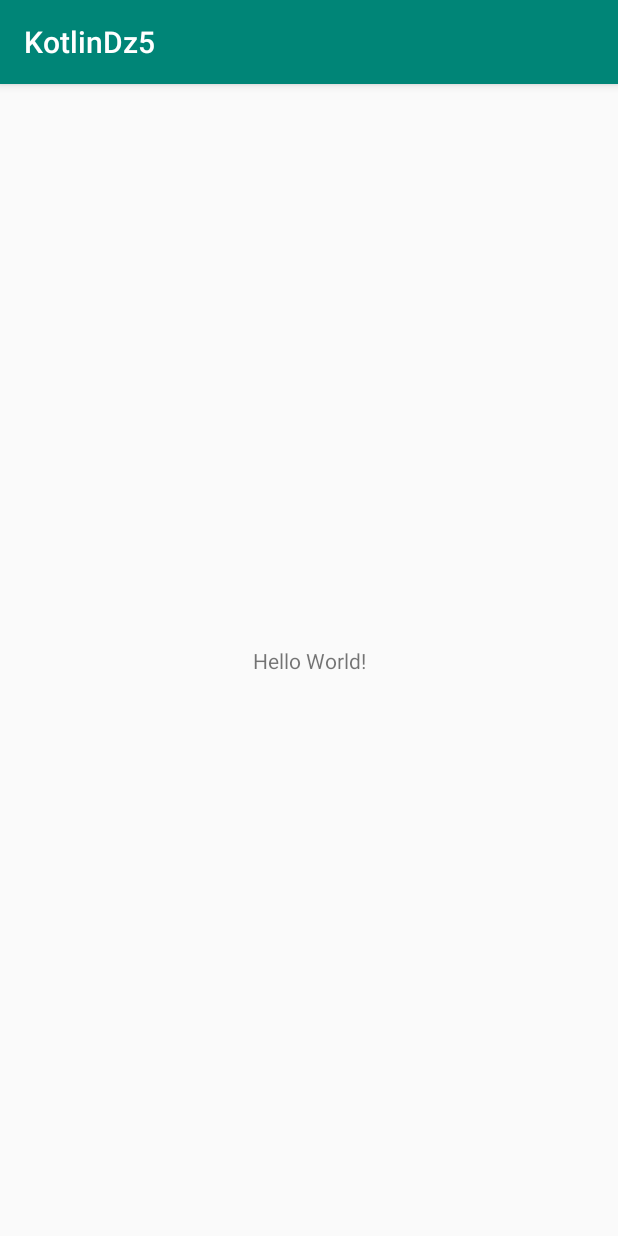
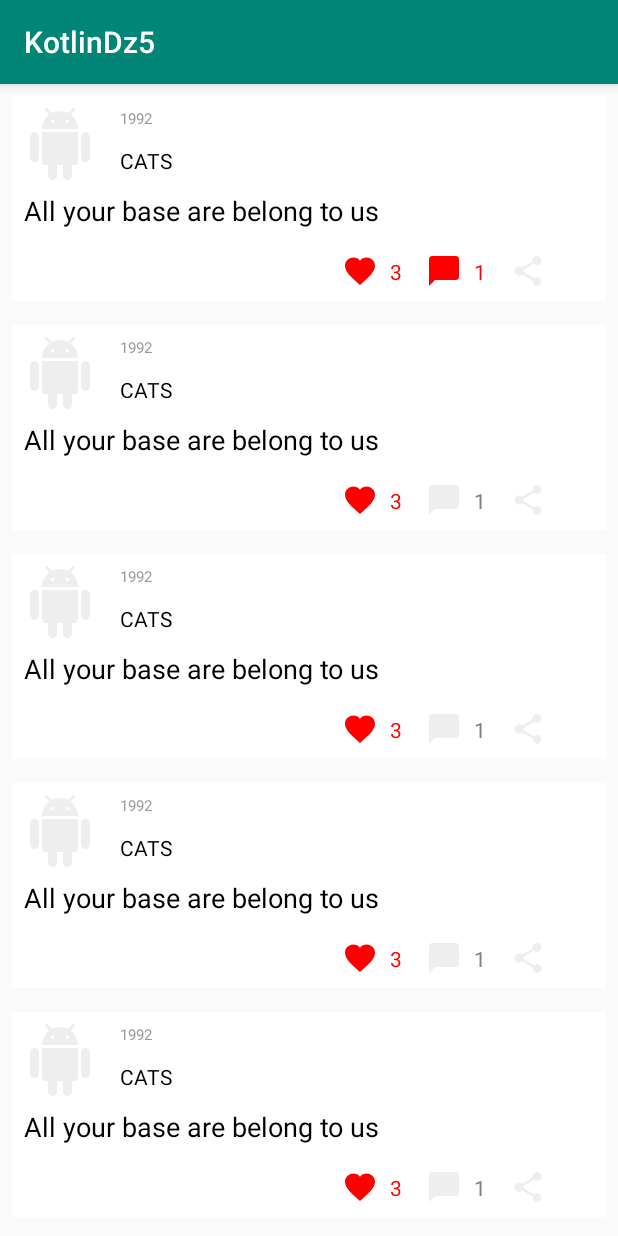
Before and after one commit to Kiberfilin/KotlinDz5, an Android app: the screen it shows after launch (MainActivity), on a phone screen of 412 x 824 dp. Run offline under Robolectric (Android 15) with nearby library versions, the phone set to English and light mode, and no system bars.

Commit message:
Task 1 complete

```diff
--- /dev/null
+++ b/app/src/main/java/dto/Post.kt
@@ -0,0 +1,18 @@
+package dto
+
+import dto.posttypes.PostType
+
+open class Post(
+    val id: Long = 0,
+    val author: String,
+    val content: String,
+    val created: String,
+    var likeCount: Long = 0L,
+    var commentCount: Long = 0L,
+    var shareCount: Long = 0L,
+    var likedByMe: Boolean,
+    var commentedByMe: Boolean,
+    var sharedByMe: Boolean,
+    val postType: PostType,
+    val source: Post? = null
+)
--- /dev/null
+++ b/app/src/main/java/dto/posttypes/PostType.kt
@@ -0,0 +1,5 @@
+package dto.posttypes
+
+enum class PostType(val value: Int) {
+    POST(1), REPOST(2), REPLY(3), EVENT(4), ADD(5)
+}
--- a/app/src/main/java/ru/cyber_eagle_owl/kotlindz5/MainActivity.kt
+++ b/app/src/main/java/ru/cyber_eagle_owl/kotlindz5/MainActivity.kt
@@ -2,11 +2,76 @@ package ru.cyber_eagle_owl.kotlindz5
 
 import androidx.appcompat.app.AppCompatActivity
 import android.os.Bundle
+import androidx.recyclerview.widget.LinearLayoutManager
+import dto.Post
+import dto.posttypes.PostType
+import kotlinx.android.synthetic.main.activity_main.*
+import ru.cyber_eagle_owl.kotlindz5.adapters.MainRecyclerViewAdapter
 
 class MainActivity : AppCompatActivity() {
 
     override fun onCreate(savedInstanceState: Bundle?) {
         super.onCreate(savedInstanceState)
         setContentView(R.layout.activity_main)
+        prepareRecyclerView(testData())
+    }
+
+    private fun testData() = arrayListOf(
+        Post(
+            3234, "CATS", "All your base are belong to us", "1992",
+            likeCount = 3,
+            commentCount = 1,
+            shareCount = 0,
+            likedByMe = true,
+            commentedByMe = true,
+            sharedByMe = false,
+            postType = PostType.POST
+        ),
+        Post(
+            3234, "CATS", "All your base are belong to us", "1992",
+            likeCount = 3,
+            commentCount = 1,
+            shareCount = 0,
+            likedByMe = true,
+            commentedByMe = false,
+            sharedByMe = false,
+            postType = PostType.POST
+        ),
+        Post(
+            3234, "CATS", "All your base are belong to us", "1992",
+            likeCount = 3,
+            commentCount = 1,
+            shareCount = 0,
+            likedByMe = true,
+            commentedByMe = false,
+            sharedByMe = false,
+            postType = PostType.POST
+        ),
+        Post(
+            3234, "CATS", "All your base are belong to us", "1992",
+            likeCount = 3,
+            commentCount = 1,
+            shareCount = 0,
+            likedByMe = true,
+            commentedByMe = false,
+            sharedByMe = false,
+            postType = PostType.POST
+        ),
+        Post(
+            3234, "CATS", "All your base are belong to us", "1992",
+            likeCount = 3,
+            commentCount = 1,
+            shareCount = 0,
+            likedByMe = true,
+            commentedByMe = false,
+            sharedByMe = false,
+            postType = PostType.POST
+        )
+    )
+
+    private fun prepareRecyclerView(posts: List<Post>) {
+
+        mainRv.layoutManager = LinearLayoutManager(this)
+        mainRv.adapter = MainRecyclerViewAdapter(posts)
     }
 }
--- /dev/null
+++ b/app/src/main/java/ru/cyber_eagle_owl/kotlindz5/adapters/MainRecyclerViewAdapter.kt
@@ -0,0 +1,34 @@
+package ru.cyber_eagle_owl.kotlindz5.adapters
+
+import android.view.LayoutInflater
+import android.view.ViewGroup
+import androidx.recyclerview.widget.RecyclerView
+import dto.Post
+import dto.posttypes.PostType
+import ru.cyber_eagle_owl.kotlindz5.R
+import ru.cyber_eagle_owl.kotlindz5.adapters.viewholders.BaseViewHolder
+import ru.cyber_eagle_owl.kotlindz5.adapters.viewholders.PostViewHolder
+import java.lang.IllegalArgumentException
+
+class MainRecyclerViewAdapter(val allPosts: List<Post>) :
+    RecyclerView.Adapter<RecyclerView.ViewHolder>() {
+    override fun onCreateViewHolder(parent: ViewGroup, viewType: Int) =
+        when (viewType) {
+            PostType.POST.value -> PostViewHolder(
+                this, LayoutInflater.from(parent.context).inflate(R.layout.post_item, parent, false)
+            )
+            else -> throw IllegalArgumentException("Такого PostType (viewType = $viewType) не существует!")
+        }
+
+    override fun getItemCount() = allPosts.size
+
+    override fun getItemViewType(position: Int) = allPosts[position].postType.value
+
+    override fun getItemId(position: Int) = allPosts[position].id
+
+    override fun onBindViewHolder(holder: RecyclerView.ViewHolder, position: Int) {
+        with(holder as BaseViewHolder) {
+            bind(allPosts[position])
+        }
+    }
+}
--- /dev/null
+++ b/app/src/main/java/ru/cyber_eagle_owl/kotlindz5/adapters/viewholders/BaseViewHolder.kt
@@ -0,0 +1,10 @@
+package ru.cyber_eagle_owl.kotlindz5.adapters.viewholders
+
+import android.view.View
+import androidx.recyclerview.widget.RecyclerView
+import dto.Post
+import ru.cyber_eagle_owl.kotlindz5.adapters.MainRecyclerViewAdapter
+
+abstract class BaseViewHolder(val adapter: MainRecyclerViewAdapter, view: View) : RecyclerView.ViewHolder(view) {
+    abstract fun bind(post: Post)
+}
--- /dev/null
+++ b/app/src/main/java/ru/cyber_eagle_owl/kotlindz5/adapters/viewholders/PostViewHolder.kt
@@ -0,0 +1,157 @@
+package ru.cyber_eagle_owl.kotlindz5.adapters.viewholders
+
+import android.content.Intent
+import android.media.Image
+import android.view.View
+import android.widget.ImageButton
+import android.widget.TextView
+import androidx.core.content.ContextCompat
+import androidx.recyclerview.widget.RecyclerView
+import dto.Post
+import kotlinx.android.synthetic.main.post_item.view.*
+import ru.cyber_eagle_owl.kotlindz5.R
+import ru.cyber_eagle_owl.kotlindz5.adapters.MainRecyclerViewAdapter
+
+class PostViewHolder(adapter: MainRecyclerViewAdapter, view: View) : BaseViewHolder(adapter, view) {
+    init {
+        with(itemView) {
+            postLikeCountIcon.setOnClickListener { onLikeTaped(adapter, this) }
+            postCommentCountIcon.setOnClickListener { onCommentTaped(adapter, this) }
+            postSharedCountIcon.setOnClickListener { onShareTaped(adapter, this) }
+        }
+    }
+
+    private fun onLikeTaped(adapter: MainRecyclerViewAdapter, itemView: View) {
+        if (adapterPosition != RecyclerView.NO_POSITION) {
+            with(adapter.allPosts[adapterPosition]) {
+                likedByMe = !likedByMe
+                if (likedByMe) likeCount++ else likeCount--
+                //fillPost(this, itemView)
+                adapter.notifyItemChanged(adapterPosition)
+            }
+        }
+    }
+
+    private fun onCommentTaped(adapter: MainRecyclerViewAdapter, itemView: View) {
+        if (adapterPosition != RecyclerView.NO_POSITION) {
+            with(adapter.allPosts[adapterPosition]) {
+                commentedByMe = !commentedByMe
+                if (commentedByMe) commentCount++ else commentCount--
+                //fillPost(this, itemView)
+                adapter.notifyItemChanged(adapterPosition)
+            }
+        }
+    }
+
+    private fun onShareTaped(adapter: MainRecyclerViewAdapter, itemView: View) {
+        if (adapterPosition != RecyclerView.NO_POSITION) {
+            val item = adapter.allPosts[adapterPosition]
+            val intent = Intent().apply {
+                action = Intent.ACTION_SEND
+                putExtra(
+                    Intent.EXTRA_TEXT, """
+                                ${item.author} (${item.created})
+
+                                ${item.content}
+                            """.trimIndent()
+                )
+                type = "text/plain"
+            }
+            if (!item.sharedByMe) item.shareCount++
+            item.sharedByMe = true
+            adapter.notifyItemChanged(adapterPosition)
+            itemView.context.startActivity(intent)
+        }
+    }
+
+    override fun bind(post: Post) {
+        with(itemView) {
+            fillPost(
+                post,
+                this,
+                postCreatedDate,
+                postContentText,
+                postAuthorTV,
+                postLikeCountText,
+                postCommentCountText,
+                postSharedCountText,
+                postLikeCountIcon,
+                postCommentCountIcon,
+                postSharedCountIcon
+            )
+        }
+    }
+
+    private fun fillPost(
+        postModel: Post,
+        itemView: View,
+        createdDate: TextView,
+        contentText: TextView,
+        authorTV: TextView,
+        likeCountText: TextView,
+        commentCountText: TextView,
+        sharedCountText: TextView,
+        likeCountIcon: ImageButton,
+        commentCountIcon: ImageButton,
+        sharedCountIcon: ImageButton
+    ) {
+        with(itemView) itemView@{
+            with(postModel) {
+                createdDate.text = created
+                contentText.text = content
+                authorTV.text = author
+                fillCountText(likeCountText, likeCount, likedByMe, this@itemView)
+                fillCountText(commentCountText, commentCount, commentedByMe, this@itemView)
+                fillCountText(sharedCountText, shareCount, sharedByMe, this@itemView)
+                iconManagement(
+                    likeCountIcon,
+                    likedByMe,
+                    R.drawable.ic_favorite_active_24dp,
+                    R.drawable.ic_favorite_inactive_24dp
+                )
+                iconManagement(
+                    commentCountIcon,
+                    commentedByMe,
+                    R.drawable.ic_comment_active_24dp,
+                    R.drawable.ic_comment_inactive_24dp
+                )
+                iconManagement(
+                    sharedCountIcon,
+                    sharedByMe,
+                    R.drawable.ic_share_active_24dp,
+                    R.drawable.ic_share_inactive_24dp
+                )
+            }
+        }
+    }
+
+    private fun fillCountText(
+        textView: TextView,
+        count: Long,
+        isTheTextColored: Boolean,
+        view: View
+    ) {
+        if (count == 0L) {
+            textView.visibility = View.INVISIBLE
+        } else {
+            textView.visibility = View.VISIBLE
+        }
+        with(textView) {
+            text = count.toString()
+            if (isTheTextColored) {
+                setTextColor(ContextCompat.getColor(view.context, R.color.colorRed))
+            } else {
+                setTextColor(ContextCompat.getColor(view.context, R.color.colorTextSecondary))
+            }
+        }
+    }
+
+    private fun iconManagement(
+        icon: ImageButton,
+        isTheIconActive: Boolean,
+        activeIcon: Int,
+        inactiveIcon: Int
+    ) {
+        icon.setImageResource(if (isTheIconActive) activeIcon else inactiveIcon)
+    }
+}
--- /dev/null
+++ b/app/src/main/res/drawable/ic_android.xml
@@ -0,0 +1,4 @@
+<vector android:height="48dp" android:viewportHeight="24"
+    android:viewportWidth="24" android:width="48dp" xmlns:android="http://schemas.android.com/apk/res/android">
+    <path android:fillColor="#EEEEEE" android:pathData="M6,18c0,0.55 0.45,1 1,1h1v3.5c0,0.83 0.67,1.5 1.5,1.5s1.5,-0.67 1.5,-1.5L11,19h2v3.5c0,0.83 0.67,1.5 1.5,1.5s1.5,-0.67 1.5,-1.5L16,19h1c0.55,0 1,-0.45 1,-1L18,8L6,8v10zM3.5,8C2.67,8 2,8.67 2,9.5v7c0,0.83 0.67,1.5 1.5,1.5S5,17.33 5,16.5v-7C5,8.67 4.33,8 3.5,8zM20.5,8c-0.83,0 -1.5,0.67 -1.5,1.5v7c0,0.83 0.67,1.5 1.5,1.5s1.5,-0.67 1.5,-1.5v-7c0,-0.83 -0.67,-1.5 -1.5,-1.5zM15.53,2.16l1.3,-1.3c0.2,-0.2 0.2,-0.51 0,-0.71 -0.2,-0.2 -0.51,-0.2 -0.71,0l-1.48,1.48C13.85,1.23 12.95,1 12,1c-0.96,0 -1.86,0.23 -2.66,0.63L7.85,0.15c-0.2,-0.2 -0.51,-0.2 -0.71,0 -0.2,0.2 -0.2,0.51 0,0.71l1.31,1.31C6.97,3.26 6,5.01 6,7h12c0,-1.99 -0.97,-3.75 -2.47,-4.84zM10,5L9,5L9,4h1v1zM15,5h-1L14,4h1v1z"/>
+</vector>
--- /dev/null
+++ b/app/src/main/res/drawable/ic_comment_active_24dp.xml
@@ -0,0 +1,5 @@
+<vector android:height="24dp" android:tint="#FF0000"
+    android:viewportHeight="24.0" android:viewportWidth="24.0"
+    android:width="24dp" xmlns:android="http://schemas.android.com/apk/res/android">
+    <path android:fillColor="#FF000000" android:pathData="M20,2H4c-1.1,0 -2,0.9 -2,2v18l4,-4h14c1.1,0 2,-0.9 2,-2V4c0,-1.1 -0.9,-2 -2,-2z"/>
+</vector>
--- /dev/null
+++ b/app/src/main/res/drawable/ic_comment_inactive_24dp.xml
@@ -0,0 +1,5 @@
+<vector android:height="24dp" android:tint="#EEEEEE"
+    android:viewportHeight="24.0" android:viewportWidth="24.0"
+    android:width="24dp" xmlns:android="http://schemas.android.com/apk/res/android">
+    <path android:fillColor="#FF000000" android:pathData="M20,2H4c-1.1,0 -2,0.9 -2,2v18l4,-4h14c1.1,0 2,-0.9 2,-2V4c0,-1.1 -0.9,-2 -2,-2z"/>
+</vector>
--- /dev/null
+++ b/app/src/main/res/drawable/ic_favorite_active_24dp.xml
@@ -0,0 +1,5 @@
+<vector android:height="24dp" android:tint="#FF0000"
+    android:viewportHeight="24.0" android:viewportWidth="24.0"
+    android:width="24dp" xmlns:android="http://schemas.android.com/apk/res/android">
+    <path android:fillColor="#FF000000" android:pathData="M12,21.35l-1.45,-1.32C5.4,15.36 2,12.28 2,8.5 2,5.42 4.42,3 7.5,3c1.74,0 3.41,0.81 4.5,2.09C13.09,3.81 14.76,3 16.5,3 19.58,3 22,5.42 22,8.5c0,3.78 -3.4,6.86 -8.55,11.54L12,21.35z"/>
+</vector>
--- /dev/null
+++ b/app/src/main/res/drawable/ic_favorite_inactive_24dp.xml
@@ -0,0 +1,5 @@
+<vector android:height="24dp" android:tint="#EEEEEE"
+    android:viewportHeight="24.0" android:viewportWidth="24.0"
+    android:width="24dp" xmlns:android="http://schemas.android.com/apk/res/android">
+    <path android:fillColor="#FF000000" android:pathData="M12,21.35l-1.45,-1.32C5.4,15.36 2,12.28 2,8.5 2,5.42 4.42,3 7.5,3c1.74,0 3.41,0.81 4.5,2.09C13.09,3.81 14.76,3 16.5,3 19.58,3 22,5.42 22,8.5c0,3.78 -3.4,6.86 -8.55,11.54L12,21.35z"/>
+</vector>
--- /dev/null
+++ b/app/src/main/res/drawable/ic_share_active_24dp.xml
@@ -0,0 +1,5 @@
+<vector android:height="24dp" android:tint="#FF0000"
+    android:viewportHeight="24.0" android:viewportWidth="24.0"
+    android:width="24dp" xmlns:android="http://schemas.android.com/apk/res/android">
+    <path android:fillColor="#FF000000" android:pathData="M18,16.08c-0.76,0 -1.44,0.3 -1.96,0.77L8.91,12.7c0.05,-0.23 0.09,-0.46 0.09,-0.7s-0.04,-0.47 -0.09,-0.7l7.05,-4.11c0.54,0.5 1.25,0.81 2.04,0.81 1.66,0 3,-1.34 3,-3s-1.34,-3 -3,-3 -3,1.34 -3,3c0,0.24 0.04,0.47 0.09,0.7L8.04,9.81C7.5,9.31 6.79,9 6,9c-1.66,0 -3,1.34 -3,3s1.34,3 3,3c0.79,0 1.5,-0.31 2.04,-0.81l7.12,4.16c-0.05,0.21 -0.08,0.43 -0.08,0.65 0,1.61 1.31,2.92 2.92,2.92 1.61,0 2.92,-1.31 2.92,-2.92s-1.31,-2.92 -2.92,-2.92z"/>
+</vector>
--- /dev/null
+++ b/app/src/main/res/drawable/ic_share_inactive_24dp.xml
@@ -0,0 +1,5 @@
+<vector android:height="24dp" android:tint="#EEEEEE"
+    android:viewportHeight="24.0" android:viewportWidth="24.0"
+    android:width="24dp" xmlns:android="http://schemas.android.com/apk/res/android">
+    <path android:fillColor="#FF000000" android:pathData="M18,16.08c-0.76,0 -1.44,0.3 -1.96,0.77L8.91,12.7c0.05,-0.23 0.09,-0.46 0.09,-0.7s-0.04,-0.47 -0.09,-0.7l7.05,-4.11c0.54,0.5 1.25,0.81 2.04,0.81 1.66,0 3,-1.34 3,-3s-1.34,-3 -3,-3 -3,1.34 -3,3c0,0.24 0.04,0.47 0.09,0.7L8.04,9.81C7.5,9.31 6.79,9 6,9c-1.66,0 -3,1.34 -3,3s1.34,3 3,3c0.79,0 1.5,-0.31 2.04,-0.81l7.12,4.16c-0.05,0.21 -0.08,0.43 -0.08,0.65 0,1.61 1.31,2.92 2.92,2.92 1.61,0 2.92,-1.31 2.92,-2.92s-1.31,-2.92 -2.92,-2.92z"/>
+</vector>
--- a/app/src/main/res/layout/activity_main.xml
+++ b/app/src/main/res/layout/activity_main.xml
@@ -6,13 +6,10 @@
     android:layout_height="match_parent"
     tools:context=".MainActivity">
 
-    <TextView
-        android:layout_width="wrap_content"
-        android:layout_height="wrap_content"
-        android:text="Hello World!"
-        app:layout_constraintBottom_toBottomOf="parent"
-        app:layout_constraintLeft_toLeftOf="parent"
-        app:layout_constraintRight_toRightOf="parent"
-        app:layout_constraintTop_toTopOf="parent" />
+
+    <androidx.recyclerview.widget.RecyclerView
+        android:id="@+id/mainRv"
+        android:layout_width="match_parent"
+        android:layout_height="match_parent" />
 
 </androidx.constraintlayout.widget.ConstraintLayout>
--- /dev/null
+++ b/app/src/main/res/layout/post_item.xml
@@ -0,0 +1,119 @@
+<?xml version="1.0" encoding="utf-8"?>
+<androidx.constraintlayout.widget.ConstraintLayout xmlns:android="http://schemas.android.com/apk/res/android"
+    xmlns:app="http://schemas.android.com/apk/res-auto"
+    xmlns:tools="http://schemas.android.com/tools"
+    android:id="@+id/postItem"
+    android:layout_width="match_parent"
+    android:layout_height="wrap_content"
+    android:layout_margin="8dp"
+    android:background="#ffffff"
+    android:padding="8dp">
+
+    <ImageView
+        android:id="@+id/postAvatarImg"
+        android:layout_width="48dp"
+        android:layout_height="48dp"
+        app:layout_constraintStart_toStartOf="parent"
+        app:layout_constraintTop_toTopOf="parent"
+        app:srcCompat="@drawable/ic_android" />
+
+    <TextView
+        android:id="@+id/postCreatedDate"
+        android:layout_width="wrap_content"
+        android:layout_height="wrap_content"
+        android:layout_marginStart="16dp"
+        tools:text="20 august 2019"
+        android:textColor="#999999"
+        android:textSize="10sp"
+        app:layout_constraintStart_toEndOf="@+id/postAvatarImg"
+        app:layout_constraintTop_toTopOf="@+id/postAvatarImg" />
+
+    <TextView
+        android:id="@+id/postAuthorTV"
+        android:layout_width="0dp"
+        android:layout_height="wrap_content"
+        android:layout_marginStart="16dp"
+        android:ellipsize="marquee"
+        android:singleLine="true"
+        tools:text="NetologyNetologyNetologyNetologyNetologyNetologyNetologyNetologyNetology"
+        android:textColor="#000000"
+        app:layout_constraintBottom_toTopOf="@+id/postContentText"
+        app:layout_constraintEnd_toEndOf="parent"
+        app:layout_constraintStart_toEndOf="@+id/postAvatarImg"
+        app:layout_constraintTop_toBottomOf="@+id/postCreatedDate" />
+
+    <TextView
+        android:id="@+id/postContentText"
+        android:layout_width="match_parent"
+        android:layout_height="wrap_content"
+        android:layout_marginTop="8dp"
+        android:paddingBottom="16dp"
+        tools:text="First Post in our network!"
+        android:textColor="#000000"
+        android:textSize="18sp"
+        app:layout_constraintEnd_toEndOf="parent"
+        app:layout_constraintStart_toStartOf="parent"
+        app:layout_constraintTop_toBottomOf="@id/postAvatarImg" />
+
+    <ImageButton
+        android:id="@+id/postLikeCountIcon"
+        android:layout_width="wrap_content"
+        android:layout_height="wrap_content"
+        android:background="@android:color/transparent"
+        app:layout_constraintEnd_toStartOf="@id/postLikeCountText"
+        app:layout_constraintTop_toBottomOf="@id/postContentText"
+        app:srcCompat="@drawable/ic_favorite_inactive_24dp" />
+
+    <TextView
+        android:id="@+id/postLikeCountText"
+        android:layout_width="32dp"
+        android:layout_height="wrap_content"
+        android:paddingStart="8dp"
+        android:paddingEnd="8dp"
+        tools:text="2"
+        android:visibility="visible"
+        app:layout_constraintBottom_toBottomOf="@+id/postCommentCountIcon"
+        app:layout_constraintEnd_toStartOf="@+id/postCommentCountIcon"
+        app:layout_constraintTop_toBottomOf="@id/postContentText" />
+
+    <ImageButton
+        android:id="@+id/postCommentCountIcon"
+        android:layout_width="wrap_content"
+        android:layout_height="wrap_content"
+        android:background="@android:color/transparent"
+        app:layout_constraintEnd_toStartOf="@id/postCommentCountText"
+        app:layout_constraintTop_toBottomOf="@id/postContentText"
+        app:srcCompat="@drawable/ic_comment_inactive_24dp" />
+
+    <TextView
+        android:id="@+id/postCommentCountText"
+        android:layout_width="32dp"
+        android:layout_height="wrap_content"
+        android:paddingStart="8dp"
+        android:paddingEnd="8dp"
+        tools:text="8"
+        app:layout_constraintBottom_toBottomOf="@+id/postSharedCountIcon"
+        app:layout_constraintEnd_toStartOf="@+id/postSharedCountIcon"
+        app:layout_constraintTop_toBottomOf="@id/postContentText" />
+
+    <ImageButton
+        android:id="@+id/postSharedCountIcon"
+        android:layout_width="wrap_content"
+        android:layout_height="wrap_content"
+        android:background="@android:color/transparent"
+        app:layout_constraintEnd_toStartOf="@id/postSharedCountText"
+        app:layout_constraintTop_toBottomOf="@id/postContentText"
+        app:srcCompat="@drawable/ic_share_inactive_24dp" />
+
+    <TextView
+        android:id="@+id/postSharedCountText"
+        android:layout_width="32dp"
+        android:layout_height="wrap_content"
+        android:paddingStart="8dp"
+        android:paddingEnd="8dp"
+        tools:text="2"
+        app:layout_constraintBottom_toBottomOf="@+id/postSharedCountIcon"
+        app:layout_constraintEnd_toEndOf="parent"
+        app:layout_constraintTop_toBottomOf="@id/postContentText" />
+
+</androidx.constraintlayout.widget.ConstraintLayout>
--- a/app/src/main/res/values/colors.xml
+++ b/app/src/main/res/values/colors.xml
@@ -3,4 +3,6 @@
     <color name="colorPrimary">#008577</color>
     <color name="colorPrimaryDark">#00574B</color>
     <color name="colorAccent">#D81B60</color>
+    <color name="colorRed">#ff0000</color>
+    <color name="colorTextSecondary">#808080</color>
 </resources>
```
Also changed, not shown: app/build.gradle (+8 -4 lines), app/src/main/java/dto/Event.kt (added, +38 -0 lines), app/src/main/res/drawable/ic_place_black_24dp.xml (added, +9 -0 lines), app/src/main/res/layout/event_post_item.xml (added, +141 -0 lines).
